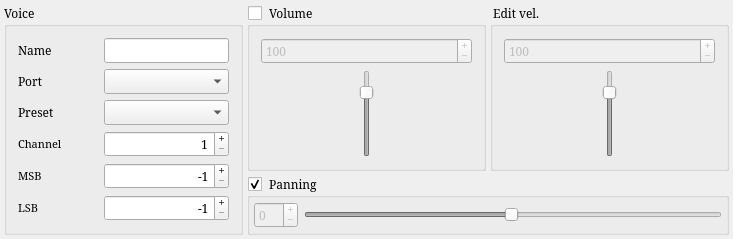
This is Qt/qt4_instrument_widget.ui in kmatheussen/radium as Qt 5 draws it before an edit. The edited form follows.
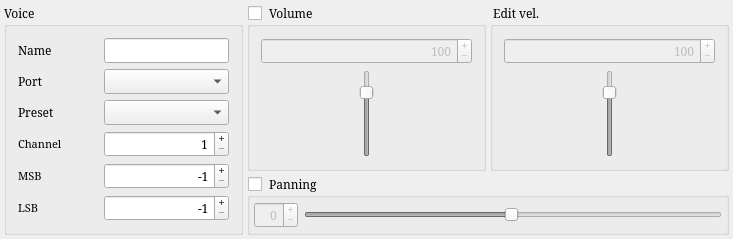
This is the edited form.

What changed in the file:
```diff
--- a/Qt/qt4_instrument_widget.ui
+++ b/Qt/qt4_instrument_widget.ui
@@ -75,6 +75,9 @@
           <height>0</height>
          </size>
         </property>
+        <property name="alignment">
+         <set>Qt::AlignRight|Qt::AlignTrailing|Qt::AlignVCenter</set>
+        </property>
         <property name="buttonSymbols">
          <enum>QAbstractSpinBox::PlusMinus</enum>
         </property>
@@ -137,6 +140,9 @@
           <height>0</height>
          </size>
         </property>
+        <property name="alignment">
+         <set>Qt::AlignRight|Qt::AlignTrailing|Qt::AlignVCenter</set>
+        </property>
         <property name="buttonSymbols">
          <enum>QAbstractSpinBox::PlusMinus</enum>
         </property>
@@ -190,6 +196,9 @@
      <property name="checkable">
       <bool>true</bool>
      </property>
+     <property name="checked">
+      <bool>false</bool>
+     </property>
      <layout class="QHBoxLayout" name="horizontalLayout_3">
       <property name="margin">
        <number>4</number>
@@ -205,6 +214,9 @@
           <verstretch>0</verstretch>
          </sizepolicy>
         </property>
+        <property name="alignment">
+         <set>Qt::AlignRight|Qt::AlignTrailing|Qt::AlignVCenter</set>
+        </property>
         <property name="buttonSymbols">
          <enum>QAbstractSpinBox::PlusMinus</enum>
         </property>
```
